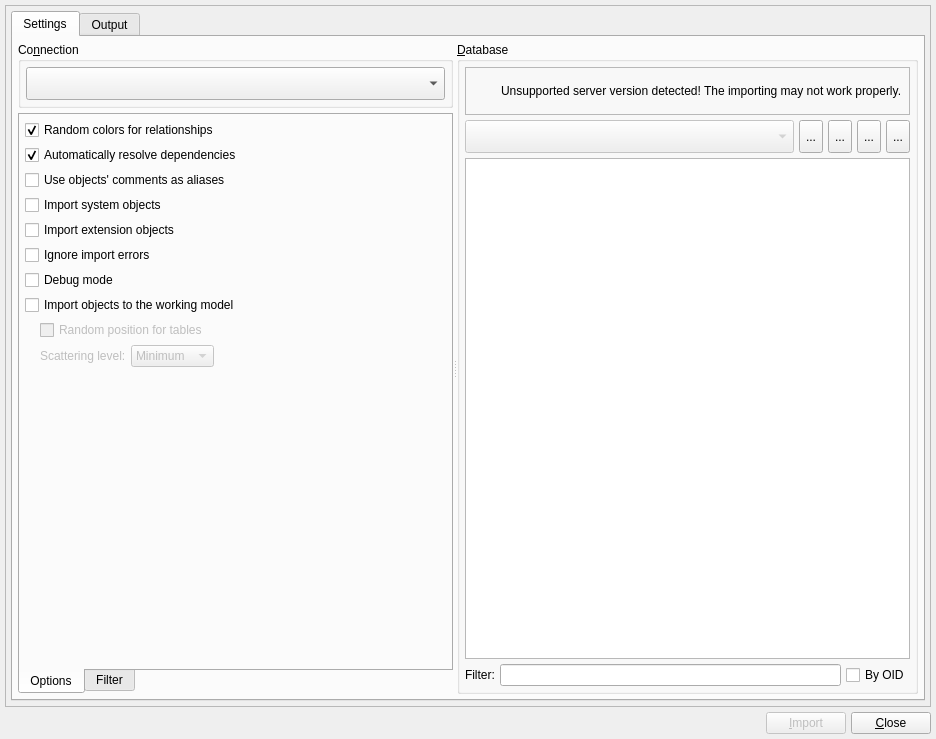
Before: the Qt Designer form libs/libgui/ui/tools/databaseimportform.ui in pgmodeler/pgmodeler, drawn with Qt 5.
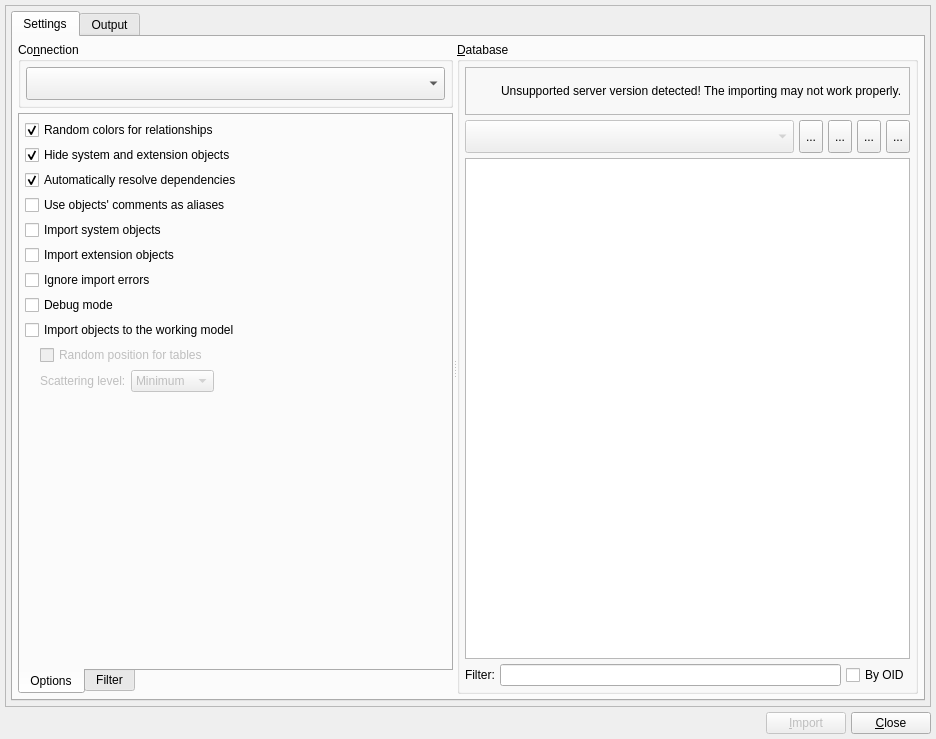
After: the same form once the commit is applied. Icons and pictures are not drawn.

Commit message: Added a flag in DatabaseModel that controls the inclusion of disabled SQL code in the resulting SQL scripts (WIP)

What changed in the file:
```diff
--- a/libs/libgui/ui/tools/databaseimportform.ui
+++ b/libs/libgui/ui/tools/databaseimportform.ui
@@ -237,72 +237,6 @@
                    <number>5</number>
                   </property>
                   <item row="11" column="0" colspan="5">
-                   <widget class="QCheckBox" name="debug_mode_chk">
-                    <property name="sizePolicy">
-                     <sizepolicy hsizetype="Preferred" vsizetype="Fixed">
-                      <horstretch>0</horstretch>
-                      <verstretch>0</verstretch>
-                     </sizepolicy>
-                    </property>
-                    <property name="toolTip">
-                     <string>&lt;p&gt;All catalog queries as well the created objects' source code are printed to standard output (stdout).&lt;/p&gt;</string>
-                    </property>
-                    <property name="statusTip">
-                     <string/>
-                    </property>
-                    <property name="whatsThis">
-                     <string/>
-                    </property>
-                    <property name="text">
-                     <string>Debug mode</string>
-                    </property>
-                   </widget>
-                  </item>
-                  <item row="5" column="0" colspan="5">
-                   <widget class="QCheckBox" name="rand_rel_color_chk">
-                    <property name="sizePolicy">
-                     <sizepolicy hsizetype="Preferred" vsizetype="Fixed">
-                      <horstretch>0</horstretch>
-                      <verstretch>0</verstretch>
-                     </sizepolicy>
-                    </property>
-                    <property name="toolTip">
-                     <string>&lt;p&gt;Random colors will be assigned to imported relationships facilitating the identification of links between tables mainly in large models.&lt;/p&gt;</string>
-                    </property>
-                    <property name="statusTip">
-                     <string/>
-                    </property>
-                    <property name="text">
-                     <string>Random colors for relationships</string>
-                    </property>
-                    <property name="checked">
-                     <bool>true</bool>
-                    </property>
-                   </widget>
-                  </item>
-                  <item row="9" column="0" colspan="5">
-                   <widget class="QCheckBox" name="import_ext_objs_chk">
-                    <property name="sizePolicy">
-                     <sizepolicy hsizetype="Preferred" vsizetype="Fixed">
-                      <horstretch>0</horstretch>
-                      <verstretch>0</verstretch>
-                     </sizepolicy>
-                    </property>
-                    <property name="toolTip">
-                     <string>&lt;p&gt;Enables the import of objects created by extensions. Generally there is no need to check this option but if there are objects in the database that directly references this category of objects this mode must be enabled.&lt;/p&gt;</string>
-                    </property>
-                    <property name="statusTip">
-                     <string/>
-                    </property>
-                    <property name="whatsThis">
-                     <string/>
-                    </property>
-                    <property name="text">
-                     <string>Import extension objects</string>
-                    </property>
-                   </widget>
-                  </item>
-                  <item row="10" column="0" colspan="5">
                    <widget class="QCheckBox" name="ignore_errors_chk">
                     <property name="sizePolicy">
                      <sizepolicy hsizetype="Preferred" vsizetype="Fixed">
@@ -324,54 +258,7 @@
                     </property>
                    </widget>
                   </item>
-                  <item row="6" column="0" colspan="5">
-                   <widget class="QCheckBox" name="resolve_deps_chk">
-                    <property name="sizePolicy">
-                     <sizepolicy hsizetype="Preferred" vsizetype="Fixed">
-                      <horstretch>0</horstretch>
-                      <verstretch>0</verstretch>
-                     </sizepolicy>
-                    </property>
-                    <property name="toolTip">
-                     <string>&lt;p&gt;Resolve some of the object's dependencies by querying the catalog when a needed object does not exists on the loaded set. In some cases it's necessary to combine this option with others below. This option does not applies to database level objects like role, tablespace and language as well for data types, extensions.&lt;/p&gt;</string>
-                    </property>
-                    <property name="statusTip">
-                     <string/>
-                    </property>
-                    <property name="whatsThis">
-                     <string/>
-                    </property>
-                    <property name="text">
-                     <string>Automatically resolve dependencies</string>
-                    </property>
-                    <property name="checked">
-                     <bool>true</bool>
-                    </property>
-                   </widget>
-                  </item>
-                  <item row="12" column="0">
-                   <widget class="QCheckBox" name="import_to_model_chk">
-                    <property name="sizePolicy">
-                     <sizepolicy hsizetype="Preferred" vsizetype="Fixed">
-                      <horstretch>0</horstretch>
-                      <verstretch>0</verstretch>
-                     </sizepolicy>
-                    </property>
-                    <property name="toolTip">
-                     <string>&lt;p&gt;Create all imported objects in the current working model instead of create a new one.&lt;/p&gt;</string>
-                    </property>
-                    <property name="statusTip">
-                     <string/>
-                    </property>
-                    <property name="text">
-                     <string>Import objects to the working model</string>
-                    </property>
-                    <property name="checked">
-                     <bool>false</bool>
-                    </property>
-                   </widget>
-                  </item>
-                  <item row="14" column="0" colspan="6">
+                  <item row="15" column="0" colspan="6">
                    <spacer name="verticalSpacer">
                     <property name="orientation">
                      <enum>Qt::Orientation::Vertical</enum>
@@ -384,8 +271,8 @@
                     </property>
                    </spacer>
                   </item>
-                  <item row="8" column="0" colspan="5">
-                   <widget class="QCheckBox" name="import_sys_objs_chk">
+                  <item row="5" column="0" colspan="5">
+                   <widget class="QCheckBox" name="rand_rel_color_chk">
                     <property name="sizePolicy">
                      <sizepolicy hsizetype="Preferred" vsizetype="Fixed">
                       <horstretch>0</horstretch>
@@ -398,22 +285,59 @@
                     <property name="statusTip">
                      <string/>
                     </property>
+                    <property name="text">
+                     <string>Random colors for relationships</string>
+                    </property>
+                    <property name="checked">
+                     <bool>true</bool>
+                    </property>
+                   </widget>
+                  </item>
+                  <item row="10" column="0" colspan="5">
+                   <widget class="QCheckBox" name="import_ext_objs_chk">
+                    <property name="sizePolicy">
+                     <sizepolicy hsizetype="Preferred" vsizetype="Fixed">
+                      <horstretch>0</horstretch>
+                      <verstretch>0</verstretch>
+                     </sizepolicy>
+                    </property>
+                    <property name="toolTip">
+                     <string>&lt;p&gt;Enables the import of objects created by extensions. Generally there is no need to check this option but if there are objects in the database that directly references this category of objects this mode must be enabled.&lt;/p&gt;</string>
+                    </property>
+                    <property name="statusTip">
+                     <string/>
+                    </property>
                     <property name="whatsThis">
                      <string/>
                     </property>
                     <property name="text">
-                     <string>Import system objects</string>
+                     <string>Import extension objects</string>
                     </property>
                    </widget>
                   </item>
-                  <item row="7" column="0">
-                   <widget class="QCheckBox" name="comments_as_aliases_chk">
+                  <item row="12" column="0" colspan="5">
+                   <widget class="QCheckBox" name="debug_mode_chk">
+                    <property name="sizePolicy">
+                     <sizepolicy hsizetype="Preferred" vsizetype="Fixed">
+                      <horstretch>0</horstretch>
+                      <verstretch>0</verstretch>
+                     </sizepolicy>
+                    </property>
+                    <property name="toolTip">
+                     <string>&lt;p&gt;All catalog queries as well the created objects' source code are printed to standard output (stdout).&lt;/p&gt;</string>
+                    </property>
+                    <property name="statusTip">
+                     <string/>
+                    </property>
+                    <property name="whatsThis">
+                     <string/>
+                    </property>
                     <property name="text">
-                     <string>Use objects' comments as aliases</string>
+                     <string>Debug mode</string>
                     </property>
                    </widget>
                   </item>
-                  <item row="13" column="0" colspan="6">
+                  <item row="14" column="0" colspan="6">
                    <layout class="QVBoxLayout" name="verticalLayout_5">
                     <property name="spacing">
                      <number>5</number>
@@ -503,6 +427,92 @@
                     </item>
                    </layout>
                   </item>
+                  <item row="7" column="0" colspan="5">
+                   <widget class="QCheckBox" name="resolve_deps_chk">
+                    <property name="sizePolicy">
+                     <sizepolicy hsizetype="Preferred" vsizetype="Fixed">
+                      <horstretch>0</horstretch>
+                      <verstretch>0</verstretch>
+                     </sizepolicy>
+                    </property>
+                    <property name="toolTip">
+                     <string>&lt;p&gt;Resolve some of the object's dependencies by querying the catalog when a needed object does not exists on the loaded set. In some cases it's necessary to combine this option with others below. This option does not applies to database level objects like role, tablespace and language as well for data types, extensions.&lt;/p&gt;</string>
+                    </property>
+                    <property name="statusTip">
+                     <string/>
+                    </property>
+                    <property name="whatsThis">
+                     <string/>
+                    </property>
+                    <property name="text">
+                     <string>Automatically resolve dependencies</string>
+                    </property>
+                    <property name="checked">
+                     <bool>true</bool>
+                    </property>
+                   </widget>
+                  </item>
+                  <item row="13" column="0">
+                   <widget class="QCheckBox" name="import_to_model_chk">
+                    <property name="sizePolicy">
+                     <sizepolicy hsizetype="Preferred" vsizetype="Fixed">
+                      <horstretch>0</horstretch>
+                      <verstretch>0</verstretch>
+                     </sizepolicy>
+                    </property>
+                    <property name="toolTip">
+                     <string>&lt;p&gt;Create all imported objects in the current working model instead of create a new one.&lt;/p&gt;</string>
+                    </property>
+                    <property name="statusTip">
+                     <string/>
+                    </property>
+                    <property name="text">
+                     <string>Import objects to the working model</string>
+                    </property>
+                    <property name="checked">
+                     <bool>false</bool>
+                    </property>
+                   </widget>
+                  </item>
+                  <item row="8" column="0">
+                   <widget class="QCheckBox" name="comments_as_aliases_chk">
+                    <property name="text">
+                     <string>Use objects' comments as aliases</string>
+                    </property>
+                   </widget>
+                  </item>
+                  <item row="9" column="0" colspan="5">
+                   <widget class="QCheckBox" name="import_sys_objs_chk">
+                    <property name="sizePolicy">
+                     <sizepolicy hsizetype="Preferred" vsizetype="Fixed">
+                      <horstretch>0</horstretch>
+                      <verstretch>0</verstretch>
+                     </sizepolicy>
+                    </property>
+                    <property name="toolTip">
+                     <string>&lt;p&gt;Enables the import of system built-in objects. It's recommend to select only those objects that are directly referenced by the ones to be imported. WARNING: Try to import a huge set of system objects can bloat the resultant model or even crash pgModeler due to memory/cpu overuse.&lt;/p&gt;</string>
+                    </property>
+                    <property name="statusTip">
+                     <string/>
+                    </property>
+                    <property name="whatsThis">
+                     <string/>
+                    </property>
+                    <property name="text">
+                     <string>Import system objects</string>
+                    </property>
+                   </widget>
+                  </item>
+                  <item row="6" column="0">
+                   <widget class="QCheckBox" name="hide_sys_ext_objs_chk">
+                    <property name="text">
+                     <string>Hide system and extension objects</string>
+                    </property>
+                    <property name="checked">
+                     <bool>true</bool>
+                    </property>
+                   </widget>
+                  </item>
                  </layout>
                 </widget>
                 <widget class="QWidget" name="tab">
```
Left out of the diff: 2 changed lines with no effect on the pictures. The commit also changes 3 other files.
